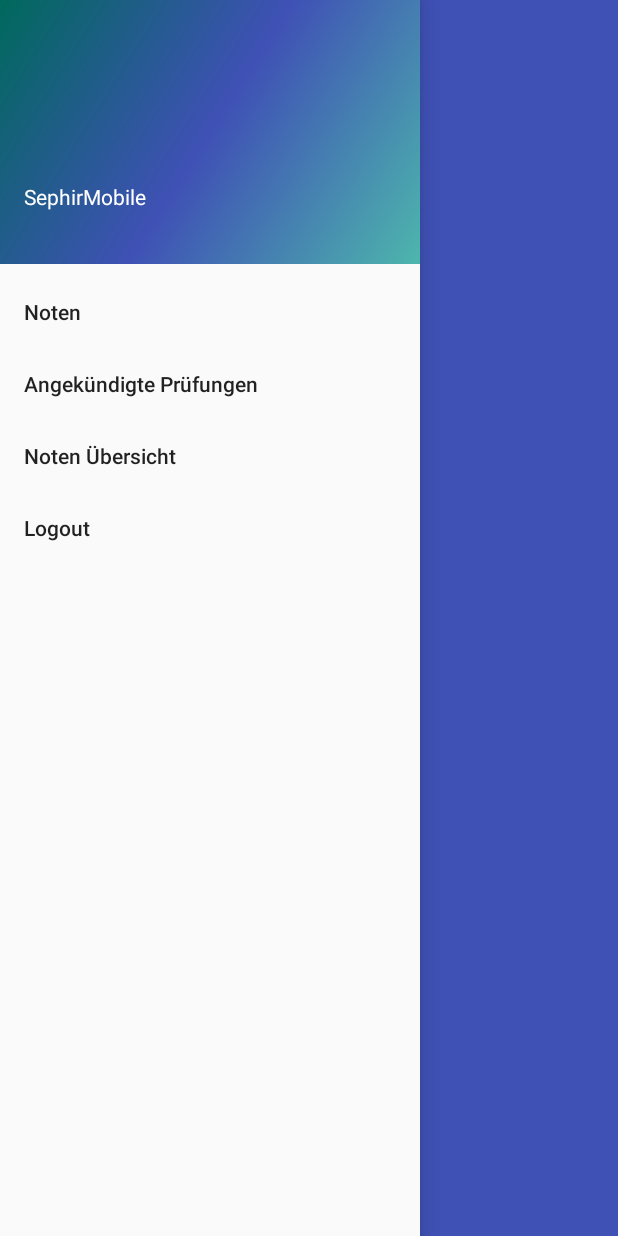
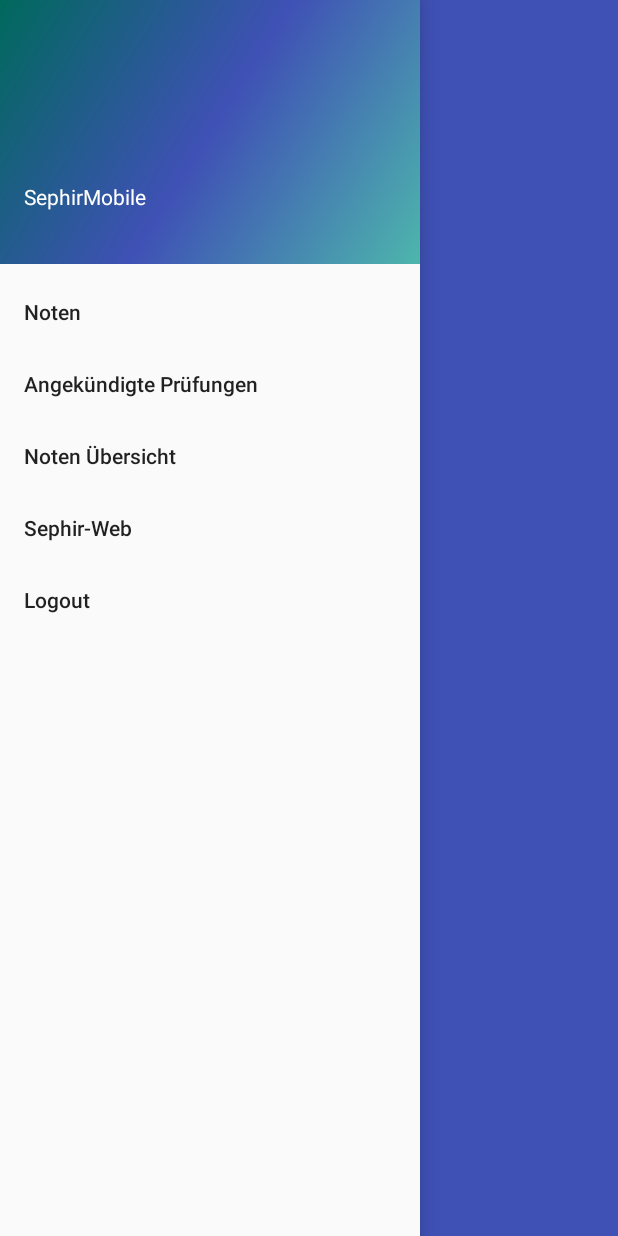
Before and after one commit to AlexanderWyss/SephirMobile, an Android app: the MainActivity screen opened directly, with no data from a screen before it, with the side drawer open, on a phone screen of 412 x 824 dp. Run offline under Robolectric (Android 15) with nearby library versions, the phone set to English and light mode, and no system bars; libraries missing offline, so code that uses them is left out: de.adorsys.android, org.slf4j; network calls fail; pictures from the network do not load; 5 statements that could not run were skipped.

Commit message:
Added Sephir-Web

```diff
--- a/app/src/main/res/menu/navigation_drawer.xml
+++ b/app/src/main/res/menu/navigation_drawer.xml
@@ -14,6 +14,9 @@
             android:id="@+id/nav_averageMarks"
             android:title="Noten Übersicht" />
         <item
+            android:id="@+id/nav_sephirWeb"
+            android:title="Sephir-Web" />
+        <item
             android:id="@+id/nav_logout"
             android:title="@string/Einstellungen" />
     </group>
```
Also changed, not shown: app/src/main/java/application/sephirmobile/MainActivity.java (+9 -0 lines).
